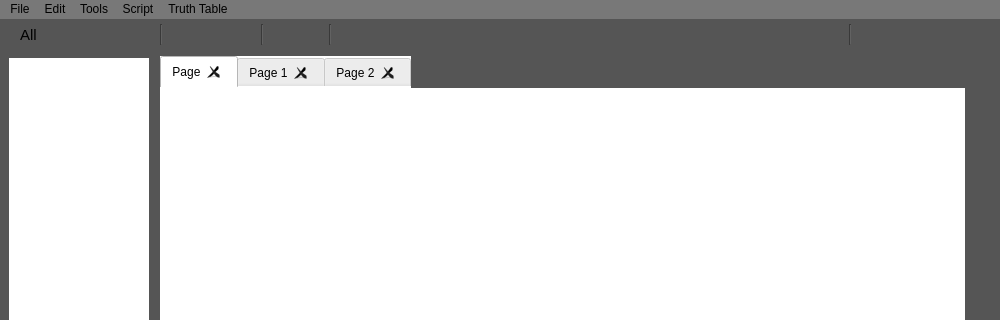
Before: the Qt Designer form Application/Logic_Gate_Simulator/Dialogs/dlg_home.ui in ElliotHarding/Logic-Gate-Simulator, drawn with Qt 5; both pictures show x 0 to 1000 and y 0 to 320 of the 1000 by 560 pixel window.
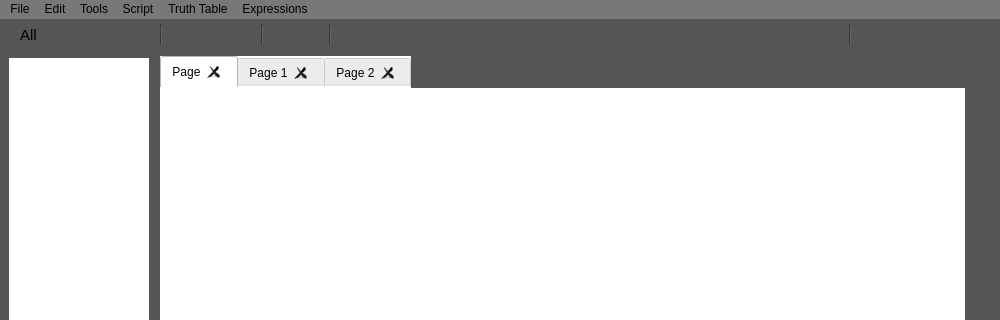
After: the same form once the commit is applied. Icons and pictures are not drawn.

Commit message: Create expressions tab bar button

```diff
--- a/Application/Logic_Gate_Simulator/Dialogs/dlg_home.ui
+++ b/Application/Logic_Gate_Simulator/Dialogs/dlg_home.ui
@@ -850,11 +850,18 @@
     </property>
     <addaction name="actionCreate_Truth_Table"/>
    </widget>
+   <widget class="QMenu" name="menuExpressions">
+    <property name="title">
+     <string>Expressions</string>
+    </property>
+    <addaction name="actionCreate_Expressions"/>
+   </widget>
    <addaction name="menuFile"/>
    <addaction name="menuEdit"/>
    <addaction name="menuTools"/>
    <addaction name="menuScript"/>
    <addaction name="menuTruth_Table"/>
+   <addaction name="menuExpressions"/>
   </widget>
   <action name="actionNew_page">
    <property name="text">
```
Left out of the diff: 7 changed lines with no effect on the pictures. The commit also changes 4 other files.
